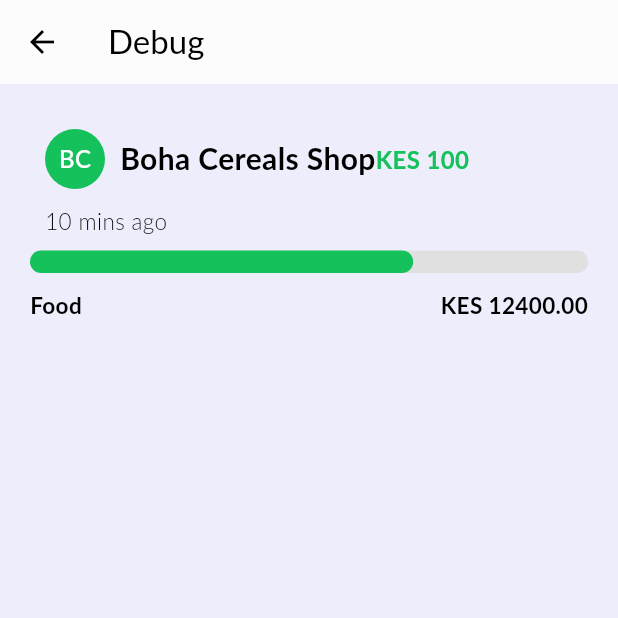
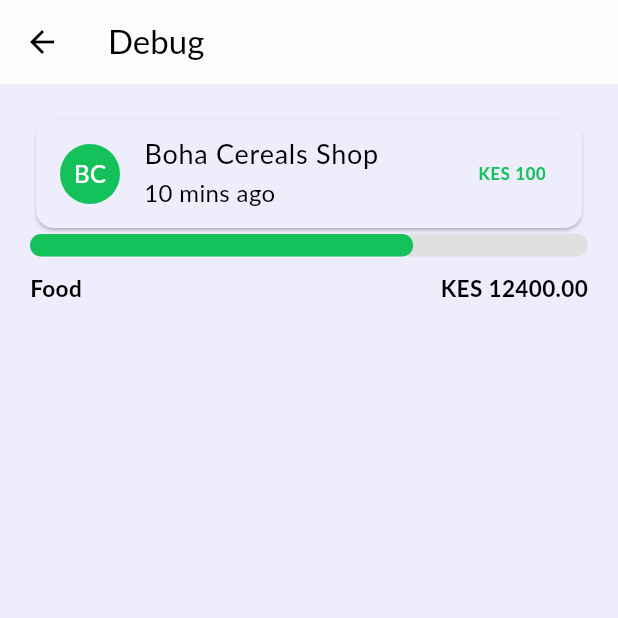
Before and after one commit to ngareleo/mapesa, a Flutter app: the DebugPage screen opened directly, on a phone screen of 412 x 824 dp, the top half of it. Run offline on Flutter 3.47's test engine with Material 3 defaults, Android fonts, the phone set to English and light mode, and no system bars; our stand-ins replace dio, flutter_dotenv, isar, permission_handler, shared_preferences; missing offline and left inert: cron, flagsmith, telephony; accounts and stored records are empty; generated files the repository leaves out were written again; Roboto replaces fonts that are missing (Lato).

```diff
--- a/lib/src/common/cards/primary_item_card.dart
+++ b/lib/src/common/cards/primary_item_card.dart
@@ -18,49 +18,13 @@
 
   @override
   Widget build(BuildContext context) {
-    return InkWell(
+    return Card(
+        child: ListTile(
+      leading: icon,
+      title: Text(title),
+      subtitle: Text(subtitle),
+      trailing: rightWidget,
       onTap: onTap,
-      child: SizedBox(
-        width: MediaQuery.of(context).size.width,
-        child: Padding(
-          padding: const EdgeInsets.all(10),
-          child: Column(
-            mainAxisSize: MainAxisSize.max,
-            crossAxisAlignment: CrossAxisAlignment.start,
-            children: [
-              Row(
-                children: [
-                  icon,
-                  const SizedBox(
-                    width: 10,
-                  ),
-                  Flexible(
-                    child: Text(
-                      title,
-                      overflow: TextOverflow.ellipsis,
-                      style: const TextStyle(
-                        fontSize: 20,
-                        fontWeight: FontWeight.bold,
-                      ),
-                    ),
-                  ),
-                  rightWidget
-                ],
-              ),
-              const SizedBox(
-                height: 10,
-              ),
-              Text(
-                subtitle,
-                style: const TextStyle(
-                  fontSize: 15,
-                  fontWeight: FontWeight.w300,
-                ),
-              ),
-            ],
-          ),
-        ),
-      ),
-    );
+    ));
   }
 }
--- a/lib/src/features/model_mapper.dart
+++ b/lib/src/features/model_mapper.dart
@@ -117,10 +117,8 @@
   }
 }
 
-class ServerSideTModelMapper
+class CompactTransactionsMapper
     extends DataMapper<CompactTransaction, Transaction> {
-  // TODO: Write tests for this
-
   @override
   Transaction? mapFromAToB(CompactTransaction from) {
     var type = from.type;
--- a/lib/src/features/repository/compact_transactions.dart
+++ b/lib/src/features/repository/compact_transactions.dart
@@ -31,4 +31,8 @@
       await _isar.compactTransactions.putAll(compactTransactions);
     });
   }
+
+  Future<int?> getLatestId() async {
+    return (await _isar.compactTransactions.where().findFirst())?.messageId;
+  }
 }
--- a/lib/src/pages/m2/home_page.dart
+++ b/lib/src/pages/m2/home_page.dart
@@ -1,5 +1,6 @@
 import 'package:flutter/material.dart';
 import 'package:mapesa/src/debug/debug_page.dart';
+import 'package:mapesa/src/features/simple_local_repository.dart';
 import 'package:mapesa/src/pages/m1/search_page.dart';
 import 'package:mapesa/src/pages/m2/dashboard_page.dart';
 
@@ -12,10 +13,12 @@
 
 class _HomePageV2State extends State<HomePageV2> {
   var _currentPageIndex = 0;
+  final _localRepository = SimpleLocalRepository.instance;
 
   @override
   void initState() {
     super.initState();
+    _localRepository.refresh();
   }
 
   @override
```
Also changed, not shown: lib/main.dart (+9 -2 lines), lib/src/features/mobile_server_reconciliation_provider.dart (+8 -5 lines), lib/src/features/repository/failed_transactions.dart (+3 -4 lines), lib/src/features/simple_local_repository.dart (added, +57 -0 lines).
